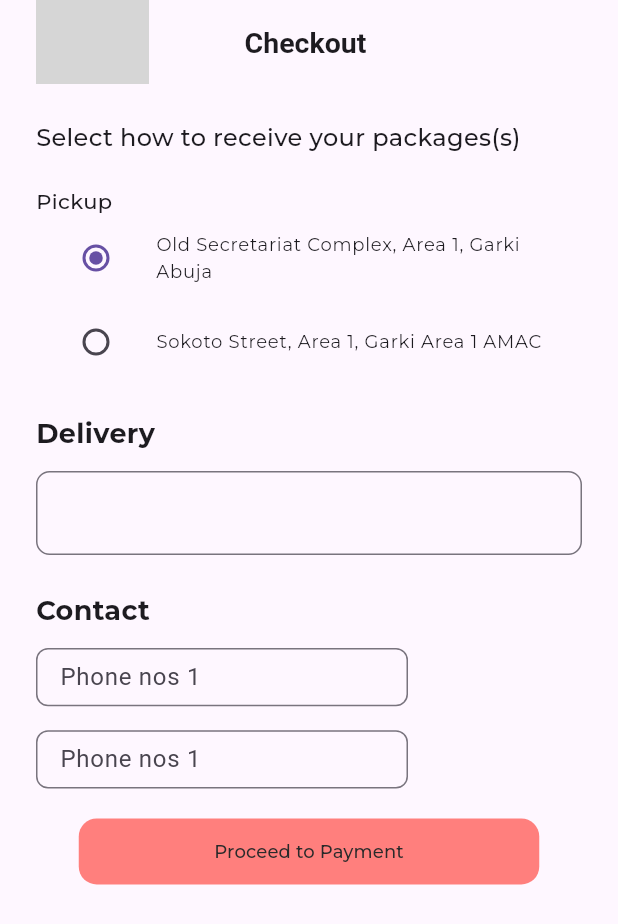
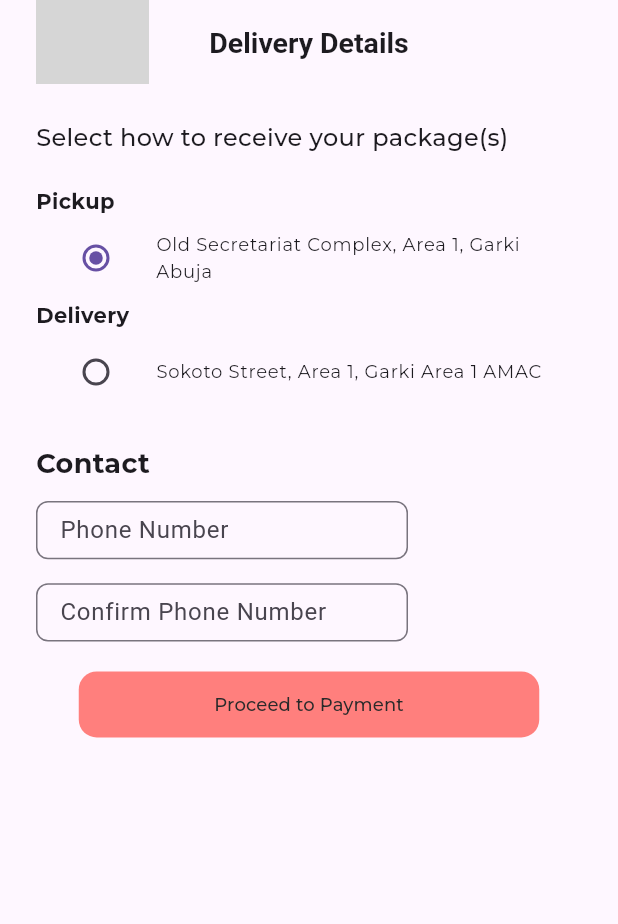
Before and after one commit to jGraphics/jeje_mall5, a Flutter app: the CheckoutStage2 screen opened by its route, on a phone screen of 412 x 824 dp. Shown: the top 924 px of the screen. Run offline on Flutter 3.47's test engine with Material 3 defaults, Android fonts, the phone set to English and light mode, and no system bars; our stand-ins replace carousel_slider, flutter_lorem, google_fonts, iconsax_plus; missing offline and left inert: pay_with_paystack; network calls fail; grey boxes are pictures that could not be loaded.

Commit message:
logic for pickup or delivery option

```diff
--- a/lib/screens/checkout_screen2.dart
+++ b/lib/screens/checkout_screen2.dart
@@ -1,60 +1,64 @@
-import 'payment_screen.dart';
 import 'package:flutter/material.dart';
 import 'package:google_fonts/google_fonts.dart';
 import 'package:jeje_mall5/constants/colors.dart';
-import 'package:jeje_mall5/screens/favourite_screen.dart';
-
+import 'package:jeje_mall5/screens/payment_screen.dart';
 
 class CheckoutStage2 extends StatefulWidget {
+  const CheckoutStage2({super.key});
+
   @override
   _CheckoutStage2State createState() => _CheckoutStage2State();
 }
 
 class _CheckoutStage2State extends State<CheckoutStage2> {
-  String _selectedAddress = 'Address 1';
+  String _selectedAddress = 'Pickup';
   final TextEditingController _deliveryAddressController = TextEditingController();
   final TextEditingController _phoneNumberController = TextEditingController();
+  final TextEditingController _phoneNumberConfirmController = TextEditingController();
+
+  bool get isPhoneNumberConfirmed =>
+      _phoneNumberController.text == _phoneNumberConfirmController.text;
 
   @override
   Widget build(BuildContext context) {
     return Scaffold(
       appBar: AppBar(
         leadingWidth: 99,
-        leading: Padding(padding: const EdgeInsets.only(left: 24.0),
-        child:  Image.asset('./assets/images/mall_logo.png', width: 99, height: 31,),
+        leading: Padding(
+          padding: const EdgeInsets.only(left: 24.0),
+          child: Image.asset('./assets/images/mall_logo.png', width: 99, height: 31),
         ),
-        title: const Text('Checkout ', style: TextStyle(fontWeight: FontWeight.w600, fontSize: 19),),
-      centerTitle: true,),
-      body: SingleChildScrollView(child: Padding(
+        title: const Text('Delivery Details', style: TextStyle(fontWeight: FontWeight.w600, fontSize: 19)),
+        centerTitle: true,
+      ),
+      body: SingleChildScrollView(
+        child: Padding(
           padding: const EdgeInsets.all(24.0),
           child: Column(
             crossAxisAlignment: CrossAxisAlignment.start,
             children: [
               Text(
-                      'Select how to receive your packages(s)',
+                'Select how to receive your package(s)',
                 style: GoogleFonts.montserrat(
                   fontSize: 16.0,
                   fontWeight: FontWeight.w500,
                 ),
-                    ),       const SizedBox(height: 21),
+              ),
+              const SizedBox(height: 21),
               Text(
                 'Pickup',
                 style: GoogleFonts.montserrat(
                   fontSize: 14.0,
-                        fontWeight: FontWeight.w500,
+                  fontWeight: FontWeight.bold,
                 ),
               ),
-
               ListTile(
                 title: Text(
                   'Old Secretariat Complex, Area 1, Garki Abuja',
-                      style: GoogleFonts.montserrat(
-                        fontSize: 12.0,
-                        fontWeight: FontWeight.w400,
-                      ),
+                  style: GoogleFonts.montserrat(fontSize: 12.0, fontWeight: FontWeight.w400),
                 ),
                 leading: Radio<String>(
-                value: 'Address 1',
+                  value: 'Pickup',
                   groupValue: _selectedAddress,
                   onChanged: (String? value) {
                     setState(() {
@@ -63,11 +67,17 @@ class _CheckoutStage2State extends State<CheckoutStage2> {
                   },
                 ),
               ),
+               Text(
+                  'Delivery',
+                  style: GoogleFonts.montserrat(fontSize: 14.0, fontWeight: FontWeight.bold),
+                ),
               ListTile(
-              title: Text('Sokoto Street, Area 1, Garki Area 1 AMAC',
-              style: GoogleFonts.montserrat(fontSize: 12, fontWeight: FontWeight.w400),),
+                title: Text(
+                  'Sokoto Street, Area 1, Garki Area 1 AMAC',
+                  style: GoogleFonts.montserrat(fontSize: 12.0, fontWeight: FontWeight.w400),
+                ),
                 leading: Radio<String>(
-                value: 'Address 2',
+                  value: 'Delivery',
                   groupValue: _selectedAddress,
                   onChanged: (String? value) {
                     setState(() {
@@ -76,51 +86,50 @@ class _CheckoutStage2State extends State<CheckoutStage2> {
                   },
                 ),
               ),
+              if (_selectedAddress == 'Delivery') ...[
                 const SizedBox(height: 20),
                 Text(
-                    'Delivery',
-                      style: GoogleFonts.montserrat(
-                        fontSize: 18.0,
-                        fontWeight: FontWeight.bold,
-                      ),
+                  'Delivery Address',
+                  style: GoogleFonts.montserrat(fontSize: 18.0, fontWeight: FontWeight.bold),
                 ),
                 const SizedBox(height: 12),
-            SizedBox(height: 60,
-              child:
-                TextField(
+                SizedBox(
+                  height: 60,
+                  child: TextField(
                     controller: _deliveryAddressController,
                     decoration: const InputDecoration(
                       border: OutlineInputBorder(borderRadius: BorderRadius.all(Radius.circular(9))),
+                      labelText: 'Enter delivery address',
                     ),
                   ),
                 ),
+              ],
               const SizedBox(height: 20),
               Text(
                 'Contact',
-                      style: GoogleFonts.montserrat(
-                        fontSize: 18.0,
-                        fontWeight: FontWeight.bold,
+                style: GoogleFonts.montserrat(fontSize: 18.0, fontWeight: FontWeight.bold),
               ),
-                    ),
-            const SizedBox (height: 12,),
-            SizedBox( height: 38.83, width: 248,
-              child:
-                TextField(
+              const SizedBox(height: 12),
+              SizedBox(
+                height: 38.83,
+                width: 248,
+                child: TextField(
                   controller: _phoneNumberController,
                   decoration: const InputDecoration(
-                    labelText: 'Phone nos 1',
+                    labelText: 'Phone Number',
                     border: OutlineInputBorder(borderRadius: BorderRadius.all(Radius.circular(8))),
                   ),
                   keyboardType: TextInputType.phone,
                 ),
               ),
-            const SizedBox(height: 16,),
-    SizedBox( height: 38.83, width: 248,
-              child:
-                TextField(
-                  controller: _phoneNumberController,
+              const SizedBox(height: 16),
+              SizedBox(
+                height: 38.83,
+                width: 248,
+                child: TextField(
+                  controller: _phoneNumberConfirmController,
                   decoration: const InputDecoration(
-                    labelText: 'Phone nos 1',
+                    labelText: 'Confirm Phone Number',
                     border: OutlineInputBorder(borderRadius: BorderRadius.all(Radius.circular(8))),
                   ),
                   keyboardType: TextInputType.phone,
@@ -128,8 +137,7 @@ class _CheckoutStage2State extends State<CheckoutStage2> {
               ),
               const SizedBox(height: 20),
               Center(
-              child:
-              Container(
+                child: Container(
                   width: 307,
                   height: 44,
                   decoration: const BoxDecoration(
@@ -138,11 +146,17 @@ class _CheckoutStage2State extends State<CheckoutStage2> {
                   ),
                   child: TextButton(
                     onPressed: () {
+                      if (isPhoneNumberConfirmed) {
                         Navigator.of(context).push(
                           MaterialPageRoute(
-                      builder: (context) =>  PaymentScreen(),
+                            builder: (context) => const PaymentScreen(),
                           ),
                         );
+                      } else {
+                        ScaffoldMessenger.of(context).showSnackBar(
+                          const SnackBar(content: Text('Phone numbers do not match. Please confirm.')),
+                        );
+                      }
                     },
                     child: Text(
                       'Proceed to Payment',
@@ -155,7 +169,8 @@ class _CheckoutStage2State extends State<CheckoutStage2> {
                   ),
                 ),
               ),
-        ],),
+            ],
+          ),
         ),
       ),
     );
```
Lines whose indentation alone changed are shown as unchanged.
